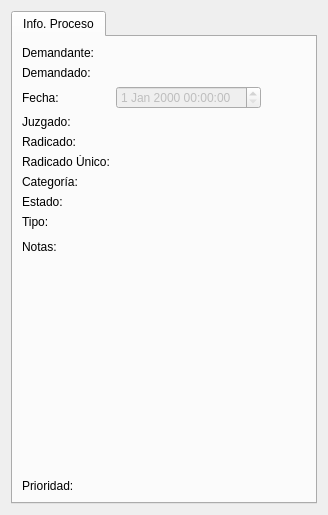
Old version of the form AbogadosDesktop/src/gui/uis/verProceso.ui in the repository ehmsoft/Desktop.
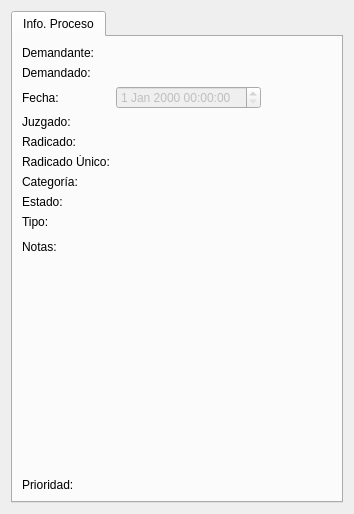
New version of the form.

Commit message: Se corrige que se puedan ver bien las actuaciones sin ScrollBar

```diff
--- a/AbogadosDesktop/src/gui/uis/verProceso.ui
+++ b/AbogadosDesktop/src/gui/uis/verProceso.ui
@@ -6,8 +6,8 @@
    <rect>
     <x>0</x>
     <y>0</y>
-    <width>328</width>
-    <height>515</height>
+    <width>354</width>
+    <height>514</height>
    </rect>
   </property>
   <property name="sizePolicy">
```
The commit also changes 2 other files.
